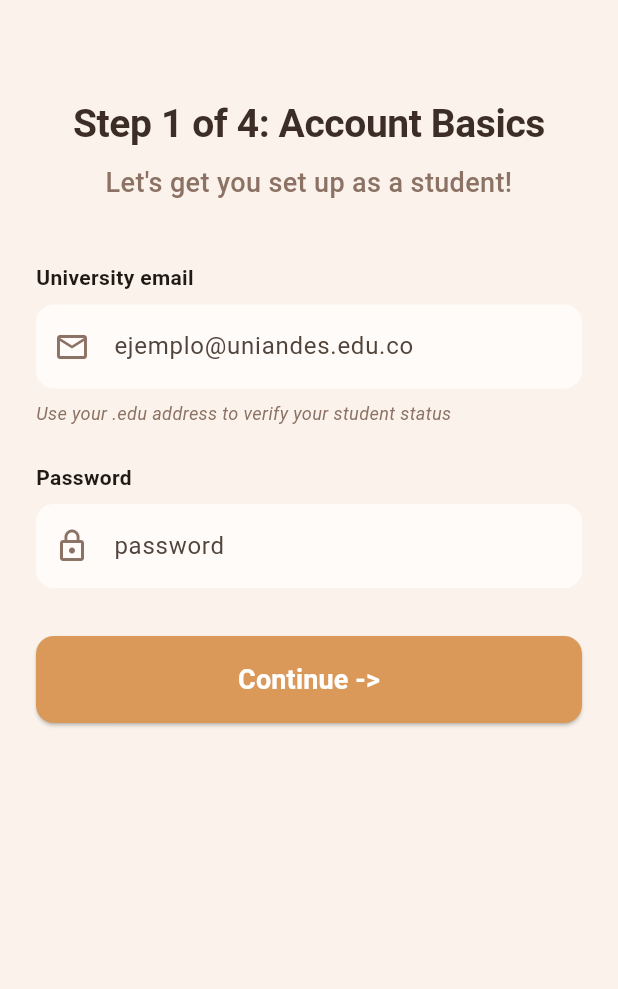
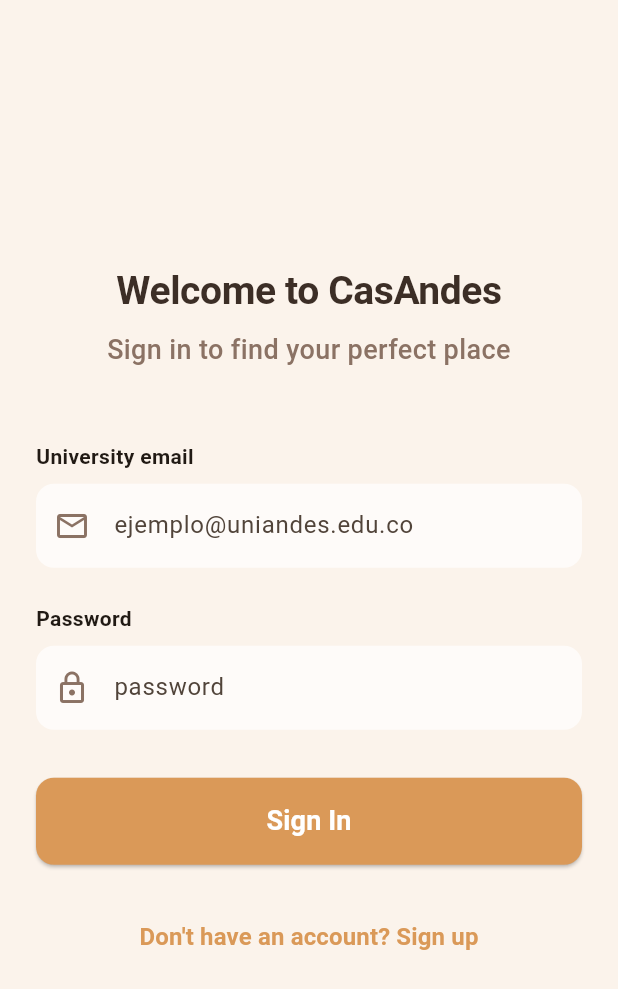
Before and after one commit to Moviles-GN46-Org/housing-app-flutter, a Flutter app: the screen it shows after launch, on a phone screen of 412 x 824 dp. Shown: the top 989 px of the screen. Run offline on Flutter 3.47's test engine with Material 3 defaults, Android fonts, the phone set to English and light mode, and no system bars; our stand-ins replace firebase_auth, firebase_core; accounts and stored records are empty; Roboto replaces fonts that are missing (Instrument Sans).

Commit message:
feat: implement Login and SignUp views with Firebase Auth and business rules

```diff
--- a/lib/main.dart
+++ b/lib/main.dart
@@ -1,8 +1,7 @@
 import 'package:flutter/material.dart';
 import 'package:firebase_core/firebase_core.dart';
 import 'package:provider/provider.dart';
-
-// Estos son los archivos que tú creaste
+import 'package:housing_app_flutter/views/login_view.dart';
 import 'firebase_options.dart';
 import 'utils/app_theme.dart';
 import 'viewmodels/auth_view_model.dart';
@@ -41,7 +40,7 @@
         colorScheme: ColorScheme.fromSeed(seedColor: AppColors.primary),
         fontFamily: AppTextStyles.fontFamily,
       ),
-      home: const SignUpView(),
+      home: const LoginView(),
     );
   }
 }
--- a/lib/viewmodels/auth_view_model.dart
+++ b/lib/viewmodels/auth_view_model.dart
@@ -34,6 +34,25 @@
     }
   }
 
+  // --- FUNCIÓN DE LOGIN ---
+  Future<bool> login(String email, String password) async {
+    _setLoading(true);
+    try {
+      await _auth.signInWithEmailAndPassword(
+        email: email.trim(),
+        password: password
+      );
+      _errorMessage = null; // Limpiar errores si tuvo éxito
+      _setLoading(false);
+      return true;
+    } on FirebaseAuthException catch (e) {
+      // Manejar error de Firebase (ej. usuario no existe o mala contraseña)
+      _errorMessage = "Credenciales incorrectas. Intenta de nuevo.";
+      _setLoading(false);
+      return false;
+    }
+  }
+
   void _setLoading(bool value) {
     _isLoading = value;
     notifyListeners();
--- /dev/null
+++ b/lib/views/login_view.dart
@@ -0,0 +1,159 @@
+import 'package:flutter/material.dart';
+import 'package:provider/provider.dart';
+
+// Importamos tus herramientas
+import '../utils/app_theme.dart';
+import '../viewmodels/auth_view_model.dart';
+import 'sign_up_view.dart'; // Para poder navegar al registro
+
+class LoginView extends StatefulWidget {
+  const LoginView({super.key});
+
+  @override
+  State<LoginView> createState() => _LoginViewState();
+}
+
+class _LoginViewState extends State<LoginView> {
+  final TextEditingController _emailController = TextEditingController();
+  final TextEditingController _passwordController = TextEditingController();
+
+  @override
+  void dispose() {
+    _emailController.dispose();
+    _passwordController.dispose();
+    super.dispose();
+  }
+
+  @override
+  Widget build(BuildContext context) {
+    // Escuchamos el ViewModel para saber si está cargando o hay errores
+    final authViewModel = context.watch<AuthViewModel>();
+
+    return Scaffold(
+      backgroundColor: AppColors.background,
+      body: SafeArea(
+        child: Center(
+          child: SingleChildScrollView(
+            padding: const EdgeInsets.all(24.0),
+            child: Column(
+              mainAxisAlignment: MainAxisAlignment.center,
+              crossAxisAlignment: CrossAxisAlignment.stretch,
+              children: [
+                // Logo o Título principal
+                const Text(
+                  'Welcome to CasAndes',
+                  textAlign: TextAlign.center,
+                  style: AppTextStyles.heading,
+                ),
+                const SizedBox(height: 8),
+                const Text(
+                  'Sign in to find your perfect place',
+                  textAlign: TextAlign.center,
+                  style: AppTextStyles.bodyMuted,
+                ),
+                const SizedBox(height: 48),
+
+                // Campo de Correo
+                const Text('University email', style: TextStyle(fontWeight: FontWeight.bold)),
+                const SizedBox(height: 8),
+                TextField(
+                  controller: _emailController,
+                  decoration: InputDecoration(
+                    hintText: 'ejemplo@uniandes.edu.co',
+                    filled: true,
+                    fillColor: AppColors.inputBackground,
+                    border: OutlineInputBorder(
+                      borderRadius: BorderRadius.circular(12),
+                      borderSide: BorderSide.none,
+                    ),
+                    prefixIcon: const Icon(Icons.email_outlined, color: AppColors.textMuted),
+                  ),
+                  keyboardType: TextInputType.emailAddress,
+                ),
+                const SizedBox(height: 24),
+
+                // Campo de Contraseña
+                const Text('Password', style: TextStyle(fontWeight: FontWeight.bold)),
+                const SizedBox(height: 8),
+                TextField(
+                  controller: _passwordController,
+                  obscureText: true,
+                  decoration: InputDecoration(
+                    hintText: 'password',
+                    filled: true,
+                    fillColor: AppColors.inputBackground,
+                    border: OutlineInputBorder(
+                      borderRadius: BorderRadius.circular(12),
+                      borderSide: BorderSide.none,
+                    ),
+                    prefixIcon: const Icon(Icons.lock_outline, color: AppColors.textMuted),
+                  ),
+                ),
+                const SizedBox(height: 32),
+
+                // Mostrar error de Firebase (ej. contraseña incorrecta)
+                if (authViewModel.errorMessage != null)
+                  Padding(
+                    padding: const EdgeInsets.only(bottom: 16.0),
+                    child: Text(
+                      authViewModel.errorMessage!,
+                      style: const TextStyle(color: Colors.red, fontWeight: FontWeight.bold),
+                      textAlign: TextAlign.center,
+                    ),
+                  ),
+
+                // Botón de Login
+                ElevatedButton(
+                  style: ElevatedButton.styleFrom(
+                    backgroundColor: AppColors.primary,
+                    padding: const EdgeInsets.symmetric(vertical: 16),
+                    shape: RoundedRectangleBorder(
+                      borderRadius: BorderRadius.circular(12),
+                    ),
+                  ),
+                  onPressed: authViewModel.isLoading
+                      ? null
+                      : () async {
+                          bool success = await context.read<AuthViewModel>().login(
+                                _emailController.text,
+                                _passwordController.text,
+                              );
+
+                          if (success) {
+                            ScaffoldMessenger.of(context).showSnackBar(
+                              const SnackBar(content: Text("¡Bienvenido a CasAndes!")),
+                            );
+                            // Aquí en el futuro navegaremos a la pantalla del Mapa de Juan David
+                          }
+                        },
+                  child: authViewModel.isLoading
+                      ? const CircularProgressIndicator(color: Colors.white)
+                      : const Text(
+                          'Sign In',
+                          style: TextStyle(fontSize: 18, color: Colors.white, fontWeight: FontWeight.bold),
+                        ),
+                ),
+                const SizedBox(height: 24),
+
+                // Botón para ir a registrarse
+                TextButton(
+                  onPressed: () {
+                    // Navegación simple hacia tu pantalla de Sign Up
+                    Navigator.push(
+                      context,
+                      MaterialPageRoute(builder: (context) => const SignUpView()),
+                    );
+                  },
+                  child: const Text(
+                    "Don't have an account? Sign up",
+                    style: TextStyle(color: AppColors.primary, fontWeight: FontWeight.bold, fontSize: 16),
+                  ),
+                )
+              ],
+            ),
+          ),
+        ),
+      ),
+    );
+  }
+}
```
